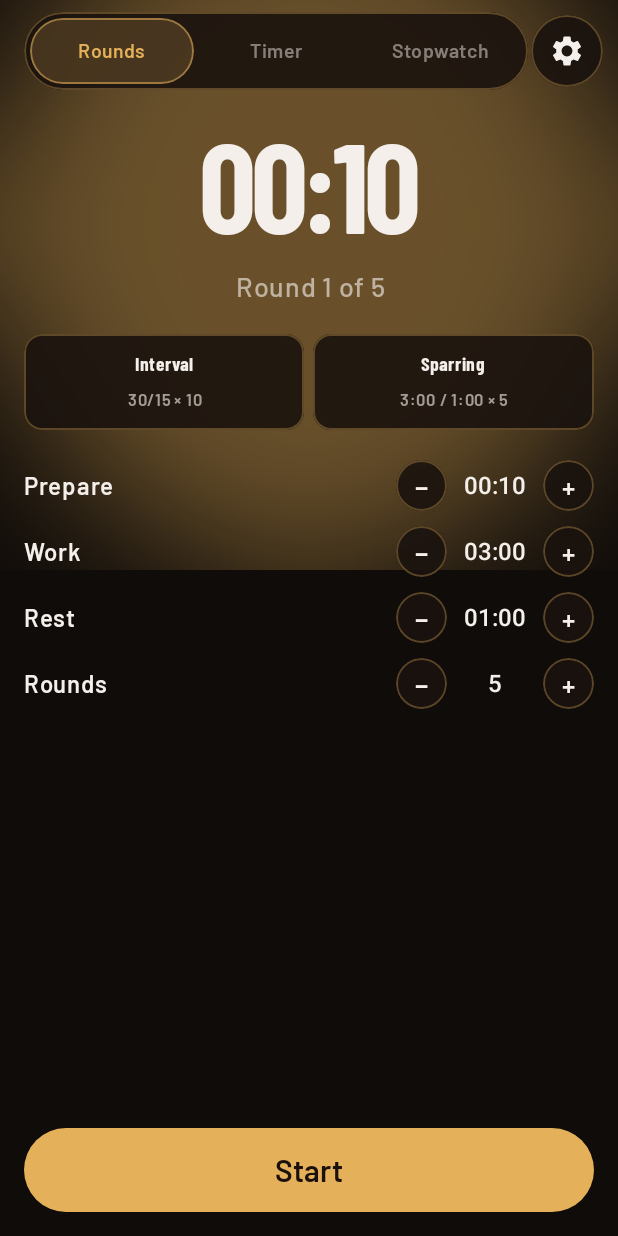
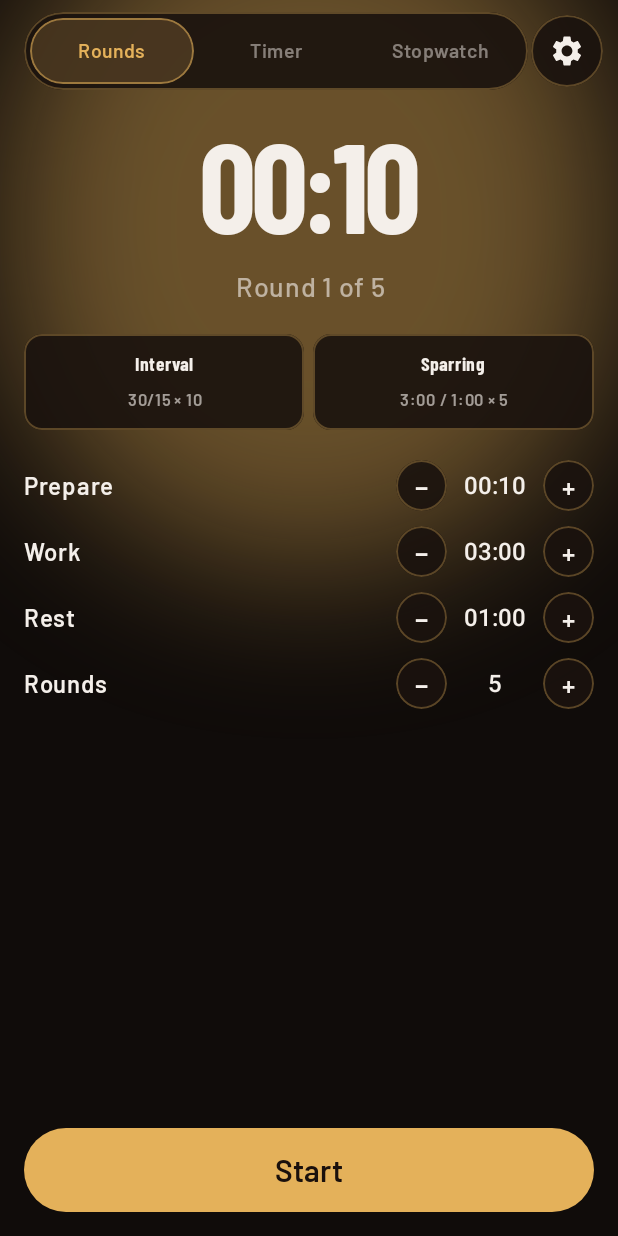
Before and after one commit to PawelJadach/round-timer, an Android app built with Jetpack Compose: the screen it shows after launch (MainActivity), on a phone screen of 412 x 824 dp. Run offline under Robolectric (Android 15) with nearby library versions, the phone set to English and light mode, and no system bars; pictures from the network do not load.

Commit message:
Fix decorative glow clipping on Android
Keep the same 460dp blurred circle as iOS but draw with unbounded blur and
without layer clipping so the wash fades toward the bottom instead of cutting
off at mid screen.

```diff
--- a/android/app/src/main/java/app/roundtimer/ui/TimerScreen.kt
+++ b/android/app/src/main/java/app/roundtimer/ui/TimerScreen.kt
@@ -41,11 +41,13 @@ import androidx.compose.runtime.getValue
 import androidx.compose.runtime.remember
 import androidx.compose.ui.Alignment
 import androidx.compose.ui.Modifier
+import androidx.compose.ui.draw.BlurredEdgeTreatment
 import androidx.compose.ui.draw.alpha
 import androidx.compose.ui.draw.blur
 import androidx.compose.ui.draw.clip
 import androidx.compose.ui.graphics.Brush
 import androidx.compose.ui.graphics.Color
+import androidx.compose.ui.graphics.graphicsLayer
 import androidx.compose.ui.input.pointer.pointerInput
 import androidx.compose.ui.platform.LocalContext
 import androidx.compose.ui.platform.LocalDensity
@@ -111,6 +113,7 @@ fun TimerScreen(
     Box(
         modifier = Modifier
             .fillMaxSize()
+            .graphicsLayer { clip = false }
             .background(backdrop),
     ) {
         if (glowTint != null) {
@@ -119,7 +122,8 @@ fun TimerScreen(
                     .size(460.dp)
                     .align(Alignment.TopCenter)
                     .offset(y = (-80).dp)
-                    .blur(90.dp)
+                    .graphicsLayer { clip = false }
+                    .blur(90.dp, edgeTreatment = BlurredEdgeTreatment.Unbounded)
                     .background(glow.copy(alpha = 0.42f), CircleShape),
             )
         }
```
